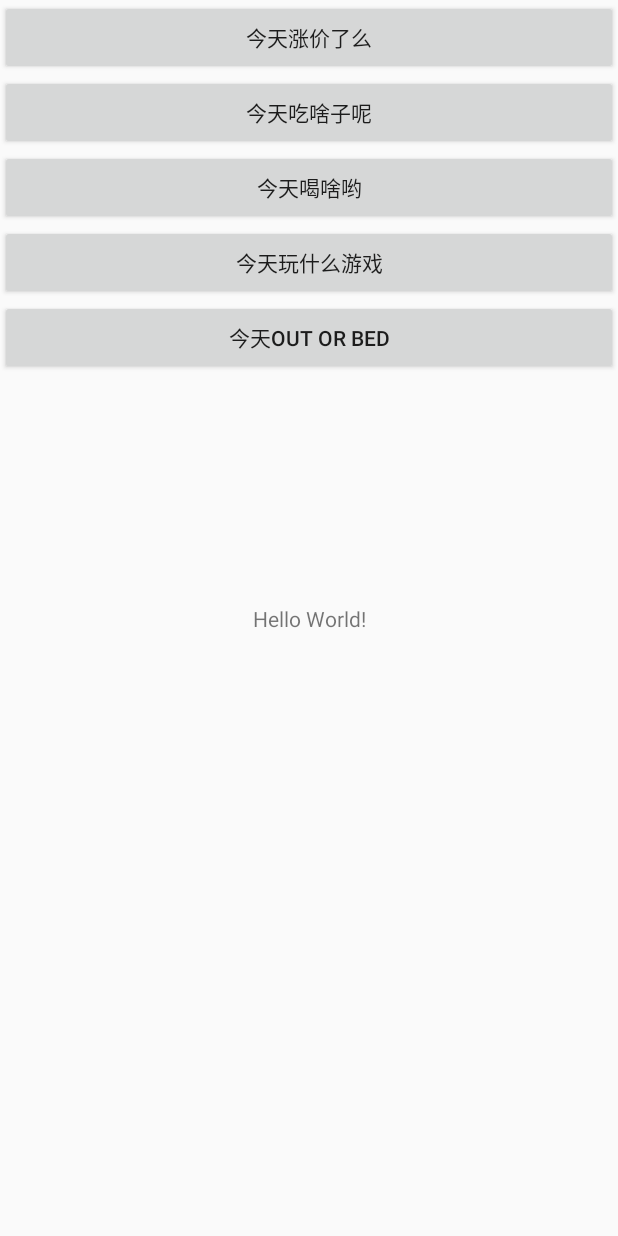
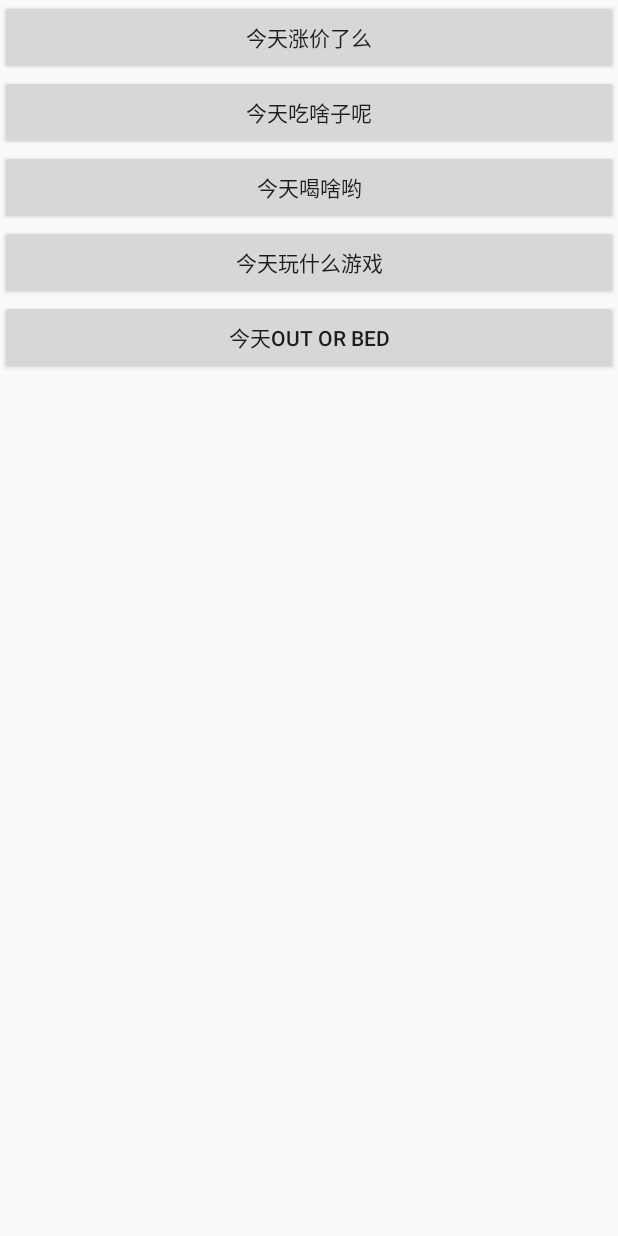
Before and after one commit to SakyaZsl/JingEr, an Android app: the screen it shows after launch (MainActivity), on a phone screen of 412 x 824 dp. Run offline under Robolectric (Android 15) with nearby library versions, the light colour scheme and no system bars.

Commit message:
公司电脑第二次提交

```diff
--- a/app/src/main/AndroidManifest.xml
+++ b/app/src/main/AndroidManifest.xml
@@ -8,7 +8,7 @@
         android:label="@string/app_name"
         android:supportsRtl="true"
         android:theme="@style/AppTheme">
-        <activity android:name=".MainActivity">
+        <activity android:name=".activity.MainActivity">
             <intent-filter>
                 <action android:name="android.intent.action.MAIN" />
 
--- a/app/src/main/java/com/zlj/jinger/MainActivity.java
+++ /dev/null
@@ -1,14 +0,0 @@
-package com.zlj.jinger;
-
-import androidx.appcompat.app.AppCompatActivity;
-
-import android.os.Bundle;
-
-public class MainActivity extends AppCompatActivity {
-
-    @Override
-    protected void onCreate(Bundle savedInstanceState) {
-        super.onCreate(savedInstanceState);
-        setContentView(R.layout.activity_main);
-    }
-}
--- /dev/null
+++ b/app/src/main/java/com/zlj/jinger/activity/MainActivity.kt
@@ -0,0 +1,18 @@
+package com.zlj.jinger.activity
+
+import android.os.Bundle
+import androidx.appcompat.app.AppCompatActivity
+import com.zlj.jinger.R
+
+class MainActivity :AppCompatActivity() {
+    override fun onCreate(savedInstanceState: Bundle?) {
+        super.onCreate(savedInstanceState)
+        setContentView(R.layout.activity_main)
+        initView()
+    }
+
+
+    private fun initView(){
+
+    }
+}
--- a/app/src/main/res/layout/activity_main.xml
+++ b/app/src/main/res/layout/activity_main.xml
@@ -5,15 +5,6 @@
     android:layout_width="match_parent"
     android:layout_height="match_parent"
     tools:context=".MainActivity">
-
-    <TextView
-        android:layout_width="wrap_content"
-        android:layout_height="wrap_content"
-        android:text="Hello World!"
-        app:layout_constraintBottom_toBottomOf="parent"
-        app:layout_constraintLeft_toLeftOf="parent"
-        app:layout_constraintRight_toRightOf="parent"
-        app:layout_constraintTop_toTopOf="parent" />
 
 
     <Button
```
Also changed, not shown: app/src/main/java/com/zlj/jinger/activity/MusicActivity.kt (+6 -21 lines).
